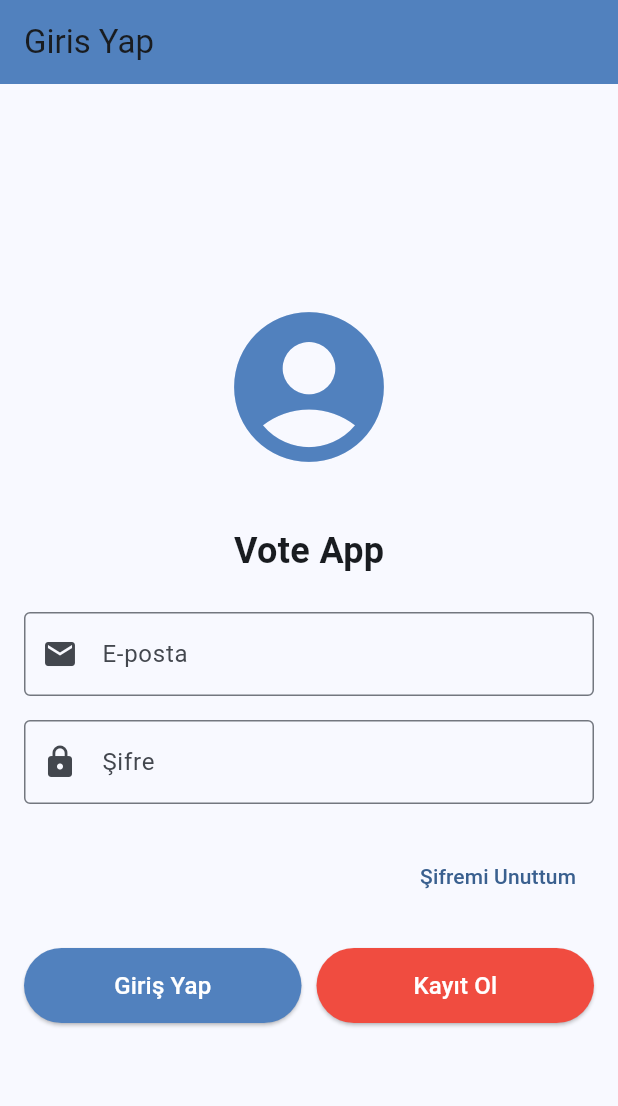
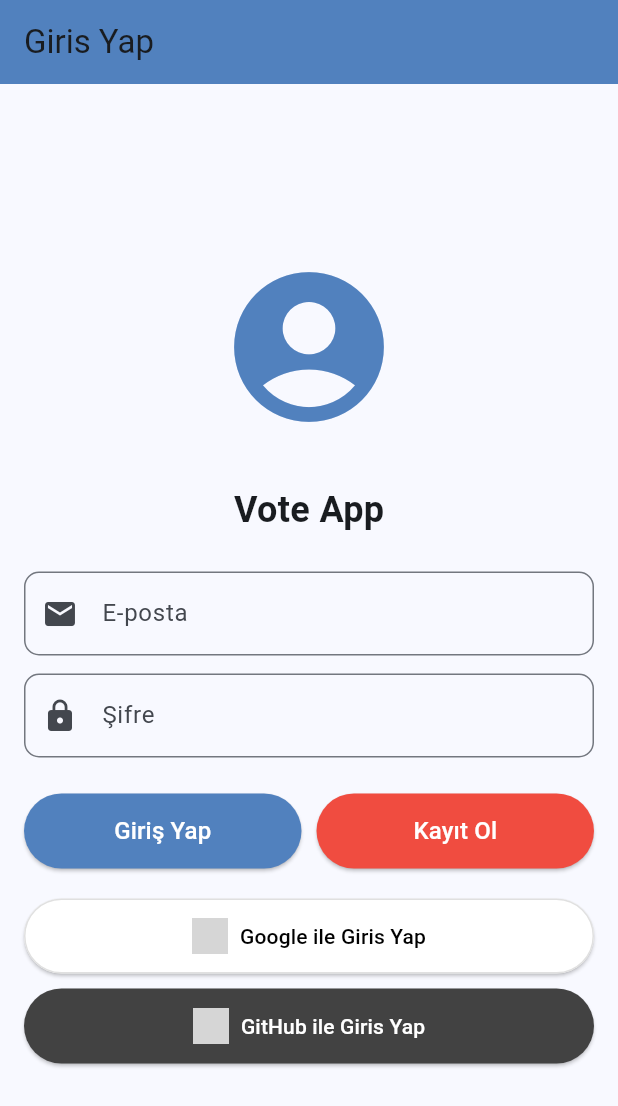
Before and after one commit to Cazi-r/Voxure, a Flutter app: the screen it shows after launch, on a phone screen of 412 x 824 dp. Shown: the top 1106 px of the screen. Run offline on Flutter 3.47's test engine with Material 3 defaults, Android fonts, the phone set to English and light mode, and no system bars; our stand-ins replace cloud_firestore, firebase_auth, firebase_core, google_sign_in, shared_preferences, sqflite and 1 more; missing offline and left inert: flutter_web_auth_2; accounts and stored records are empty; network calls fail; grey boxes are pictures that could not be loaded.

Commit message:
Revert "Google ve github kaldırıldı"
This reverts commit fc354ff4dd9c3d24d57ff774a70dac1959922623.

```diff
--- a/lib/screens/login_page.dart
+++ b/lib/screens/login_page.dart
@@ -102,46 +102,36 @@ class _LoginPageState extends State<LoginPage> {
                   // E-posta giriş alanı
                   TextField(
                     controller: emailController,
+                    decoration: InputDecoration(
+                        labelText: "E-posta",
+                        prefixIcon: Icon(Icons.email),
+                        border: OutlineInputBorder(
+                            borderRadius: BorderRadius.circular(10))),
                     keyboardType: TextInputType.emailAddress,
-                    decoration: InputDecoration(
-                      labelText: 'E-posta',
-                      hintText: 'E-posta adresinizi girin',
-                      prefixIcon: Icon(Icons.email),
-                      border: OutlineInputBorder(),
-                    ),
+                    textInputAction: TextInputAction.next,
+                    enableSuggestions: true,
+                    autocorrect: false,
                   ),
-                  SizedBox(height: 16),
+                  SizedBox(height: 12),
 
                   // Şifre giriş alanı
                   TextField(
                     controller: sifreController,
                     obscureText: true,
                     decoration: InputDecoration(
-                      labelText: 'Şifre',
-                      hintText: 'Şifrenizi girin',
+                      labelText: "Şifre",
                       prefixIcon: Icon(Icons.lock),
-                      border: OutlineInputBorder(),
+                      border: OutlineInputBorder(
+                          borderRadius: BorderRadius.circular(10)),
                     ),
+                    textInputAction: TextInputAction.done,
+                    enableSuggestions: true,
+                    autocorrect: true,
+                    keyboardType: TextInputType.visiblePassword,
                   ),
                   SizedBox(height: 24),
 
-                  // Şifremi unuttum linki
-                  Align(
-                    alignment: Alignment.centerRight,
-                    child: TextButton(
-                      onPressed: () {
-                        if (!_isValidEmail(emailController.text)) {
-                          _showMessage("Hata", "Şifre sıfırlama için geçerli bir e-posta adresi giriniz.");
-                          return;
-                        }
-                        _resetPassword();
-                      },
-                      child: Text('Şifremi Unuttum'),
-                    ),
-                  ),
-                  SizedBox(height: 24),
-
-                  // Giriş ve Kayıt butonları
+                  // Giriş butonu
                   _isLoading
                       ? CircularProgressIndicator()
                       : Row(
@@ -173,6 +163,73 @@ class _LoginPageState extends State<LoginPage> {
                             ),
                           ],
                         ),
+                  SizedBox(height: 20),
+
+                  // Google ile giris butonu
+                  ElevatedButton.icon(
+                    style: ElevatedButton.styleFrom(
+                      padding: const EdgeInsets.symmetric(horizontal: 20, vertical: 10),
+                      backgroundColor: Colors.white,
+                      foregroundColor: Colors.black,
+                      minimumSize: Size(double.infinity, 50),
+                      side: BorderSide(color: Colors.grey.shade300),
+                    ),
+                    icon: Image.network(
+                      'https://cdn1.iconfinder.com/data/icons/google-s-logo/150/Google_Icons-09-512.png',
+                      height: 24,
+                    ),
+                    label: const Text('Google ile Giris Yap'),
+                    onPressed: () async {
+                      setState(() {
+                        _isLoading = true;
+                      });
+
+                      try {
+                        final user = await _authService.signInWithGoogle();
+                        if (user != null && mounted) {
+                          Navigator.pushReplacementNamed(context, '/home');
+                        }
+                      } finally {
+                        if (mounted) {
+                          setState(() {
+                            _isLoading = false;
+                          });
+                        }
+                      }
+                    },
+                  ),
+                  SizedBox(height: 10),
+                  // GitHub ile giris butonu
+                  ElevatedButton.icon(
+                    style: ElevatedButton.styleFrom(
+                      padding: const EdgeInsets.symmetric(horizontal: 20, vertical: 10),
+                      backgroundColor: Colors.grey[800], // GitHub rengine yakin
+                      foregroundColor: Colors.white,
+                      minimumSize: Size(double.infinity, 50),
+                    ),
+                    icon: Image.network(
+                      'https://github.githubassets.com/images/modules/logos_page/GitHub-Mark.png', // GitHub logosu
+                      height: 24,
+                    ),
+                    label: const Text('GitHub ile Giris Yap'),
+                    onPressed: () async {
+                      setState(() {
+                        _isLoading = true;
+                      });
+                      try {
+                        final user = await _authService.signInWithGitHub();
+                        if (user != null && mounted) {
+                          Navigator.pushReplacementNamed(context, '/home');
+                        }
+                      } finally {
+                        if (mounted) {
+                          setState(() {
+                            _isLoading = false;
+                          });
+                        }
+                      }
+                    },
+                  ),
                 ],
               ),
             ),
--- a/lib/services/auth_service.dart
+++ b/lib/services/auth_service.dart
@@ -1,15 +1,161 @@
 import 'package:firebase_auth/firebase_auth.dart';
+import 'package:google_sign_in/google_sign_in.dart';
+import 'package:flutter_web_auth_2/flutter_web_auth_2.dart';
+import 'dart:convert' show jsonDecode;
+import 'package:http/http.dart' as http;
+import 'package:flutter/services.dart';
 
 class AuthService {
   final FirebaseAuth _auth = FirebaseAuth.instance;
+  final GoogleSignIn _googleSignIn = GoogleSignIn(
+    scopes: ['email', 'profile'],
+    signInOption: SignInOption.standard,
+    hostedDomain: '',  // tüm domainlere izin ver
+    clientId: '',      // Android için gerekli değil
+  );
+
+  // TODO: Bunlari Firebase Remote Config veya guvenli bir yerden alin
+  final String githubClientId = 'Ov23liJTc47yorORCyTL';
+  final String githubClientSecret = 'edaac4c438730123cb5bb70a706653bb270f338d';
+
+  // Bu, Firebase Console'da GitHub saglayicisi icin yapilandirilan URL'dir.
+  // flutter_web_auth_2 tarafindan dogrudan kullanilmaz.
+  final String firebaseGithubAuthHandlerUrl = 'https://voxure-app.firebaseapp.com/__/auth/handler';
+
+  // Uygulamanizin GitHub'dan gelen callback'i yakalamak icin kullanacagi ozel sema.
+  static const String appSpecificCallbackScheme = 'voxureauth';
+  // GitHub OAuth App ayarlarinda "Authorization callback URL" olarak bunu girmelisiniz.
+  static const String githubRedirectUriForApp = '$appSpecificCallbackScheme://github-auth-callback';
 
   // Mevcut kullanici durumunu izle
   Stream<User?> get authStateChanges => _auth.authStateChanges();
+
+  // Google ile giris yap
+  Future<UserCredential?> signInWithGoogle() async {
+    try {
+      // Önce mevcut hesaptan çıkış yap
+      await _googleSignIn.signOut();
+
+      print('Google giris basladi');
+      // Google Sign-In akisini baslat
+      final GoogleSignInAccount? googleUser = await _googleSignIn.signIn();
+
+      if (googleUser == null) {
+        print('Google giris iptal edildi');
+        return null;
+      }
+
+      print('Google hesabi secildi: ${googleUser.email}');
+
+      // Google Sign-In kimlik bilgilerini al
+      final GoogleSignInAuthentication googleAuth = await googleUser.authentication;
+
+      // Firebase kimlik bilgilerini olustur
+      final credential = GoogleAuthProvider.credential(
+        accessToken: googleAuth.accessToken,
+        idToken: googleAuth.idToken,
+      );
+
+      print('Firebase ile giris yapiliyor...');
+      // Firebase ile giris yap
+      final UserCredential userCredential = await _auth.signInWithCredential(credential);
+      print('Firebase giris basarili: ${userCredential.user?.email}');
+
+      return userCredential;
+    } catch (e) {
+      print('Google giris hatasi: $e');
+      return null;
+    }
+  }
+
+  // GitHub ile giris yap
+  Future<UserCredential?> signInWithGitHub() async {
+    print('GitHub ile giris baslatiliyor...');
+    try {
+      final String authorizationUrl =
+          'https://github.com/login/oauth/authorize?client_id=$githubClientId&scope=read:user%20user:email&redirect_uri=$githubRedirectUriForApp';
+      print('Yetkilendirme URL: $authorizationUrl');
+      print('Callback scheme: $appSpecificCallbackScheme');
+
+      String? result; // Nullable yapalim
+      try {
+        result = await FlutterWebAuth2.authenticate(
+          url: authorizationUrl,
+          callbackUrlScheme: appSpecificCallbackScheme,
+        );
+        print('FlutterWebAuth2.authenticate BASARILI sonucu: $result');
+      } catch (authError) {
+        print('FlutterWebAuth2.authenticate ICINDE HATA: $authError'); // authenticate icindeki hatayi yakala
+        rethrow; // Hatayi dis try-catch'e ilet
+      }
+
+      if (result == null) { // Islem iptal edilmis veya null donmus olabilir
+          print('GitHub OAuth: FlutterWebAuth2.authenticate null sonuc dondu veya islem iptal edildi.');
+          return null;
+      }
+
+      print('Alinan tam geri arama URL: $result');
+
+      final uri = Uri.parse(result);
+      final code = uri.queryParameters['code'];
+
+      if (code == null) {
+        print('GitHub OAuth: Kod alinamadi. Gelen URI\'da \'code\' parametresi yok. URI: $result');
+        if (uri.queryParameters.containsKey('error')) {
+          print('GitHub OAuth Hata Detaylari: error=${uri.queryParameters['error']}, error_description=${uri.queryParameters['error_description']}, error_uri=${uri.queryParameters['error_uri']}');
+        }
+        return null;
+      }
+      print('GitHub OAuth: Kod basariyla alindi: $code');
+
+      final tokenResponse = await http.post(
+        Uri.parse('https://github.com/login/oauth/access_token'),
+        headers: {'Accept': 'application/json'},
+        body: {
+          'client_id': githubClientId,
+          'client_secret': githubClientSecret,
+          'code': code,
+          'redirect_uri': githubRedirectUriForApp, // GitHub'a bu da gonderilebilir, bazi akislarda gerekir
+        },
+      );
+
+      if (tokenResponse.statusCode != 200) {
+        print('GitHub OAuth: Erisim anahtari alinamadi. Hata: ${tokenResponse.body}');
+        return null;
+      }
+
+      final accessToken = jsonDecode(tokenResponse.body)['access_token'];
+      if (accessToken == null) {
+        print('GitHub OAuth: Erisim anahtari bulunamadi.');
+        return null;
+      }
+
+      final credential = GithubAuthProvider.credential(accessToken);
+      return await _auth.signInWithCredential(credential);
+    } catch (e) {
+      // Bu dis catch blogu, authenticate icindeki rethrow edilen veya diger hatalari yakalar
+      if (e is PlatformException && e.code == 'CANCELED') {
+          print('GitHub giris hatasi: Kullanici islemi iptal etti (PlatformException CANCELED).');
+      } else {
+          print('GitHub giris genel hatasi: $e');
+      }
+      return null;
+    }
+  }
 
   // Cikis yap
   Future<void> signOut() async {
     try {
       print('AuthService: Cikis islemi baslatiliyor...');
+
+      print('AuthService: Google hesabindan cikis deneniyor...');
+      try {
+        await _googleSignIn.signOut();
+        print('AuthService: Google hesabindan cikis basarili');
+      } catch (e) {
+        print('AuthService: Google cikis hatasi: $e');
+        // Google cikis hatasi genel cikisi engellemeyecek
+      }
 
       print('AuthService: Firebase cikisi deneniyor...');
       try {
--- a/pubspec.yaml
+++ b/pubspec.yaml
@@ -34,6 +34,8 @@ dependencies:
   firebase_core: ^2.24.2
   firebase_auth: ^4.15.3
   cloud_firestore: ^4.13.6
+  google_sign_in: ^6.2.1
+  flutter_web_auth_2: ^3.0.0 # GitHub OAuth icin eklendi
   supabase_flutter: ^2.9.0
   uuid: ^4.5.1
 
```
Also changed, not shown: 1 other file.
